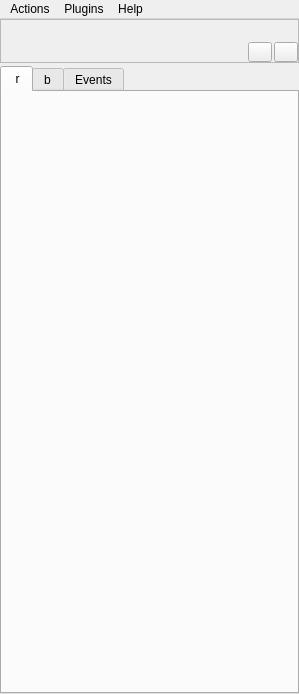
Old version of the form widgets/mainWindow.ui in the repository xmpp-graveyard/jabbim.
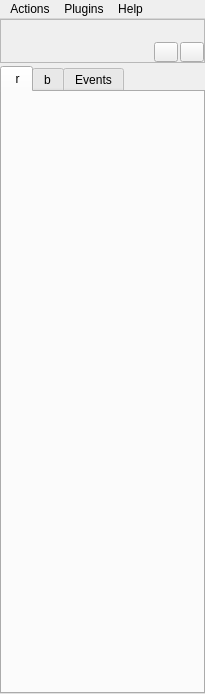
New version of the form. Icons and pictures are not drawn.

Commit message: uprava minimalni velikosti rosteru

What changed in the file:
```diff
--- a/widgets/mainWindow.ui
+++ b/widgets/mainWindow.ui
@@ -5,7 +5,7 @@
    <rect>
     <x>0</x>
     <y>0</y>
-    <width>299</width>
+    <width>202</width>
     <height>694</height>
    </rect>
   </property>
@@ -500,7 +500,7 @@
     <rect>
      <x>0</x>
      <y>0</y>
-     <width>299</width>
+     <width>202</width>
      <height>29</height>
     </rect>
    </property>
```
The commit also changes 2 other files.
